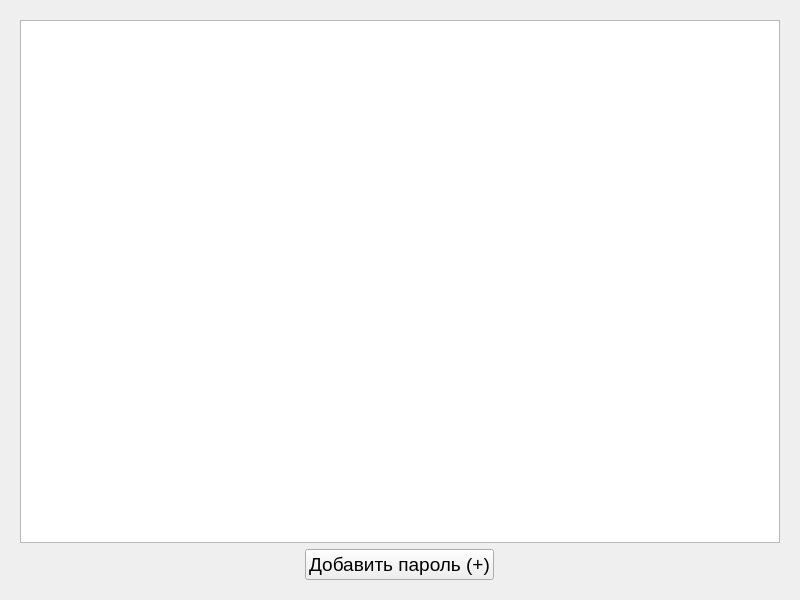
Above: res/ui/passwordsManagerForm.ui from Aredking/Password-Manager before the change. Below: the same form after it.
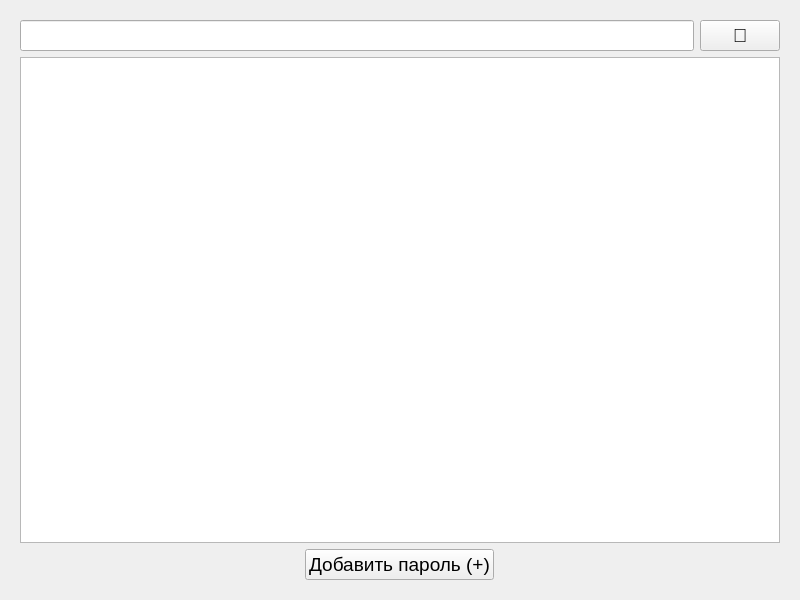
That is the form after the change.

Patch:
```diff
--- a/res/ui/passwordsManagerForm.ui
+++ b/res/ui/passwordsManagerForm.ui
@@ -27,7 +27,37 @@
     <number>20</number>
    </property>
    <item>
-    <widget class="QTableView" name="passwordsTable"/>
+    <layout class="QHBoxLayout" name="horizontalLayout_2">
+     <item>
+      <widget class="QLineEdit" name="queryEdit">
+       <property name="font">
+        <font>
+         <family>Arial</family>
+         <pointsize>14</pointsize>
+        </font>
+       </property>
+       <property name="focusPolicy">
+        <enum>Qt::ClickFocus</enum>
+       </property>
+      </widget>
+     </item>
+     <item>
+      <widget class="QPushButton" name="queryButton">
+       <property name="font">
+        <font>
+         <family>Arial</family>
+         <pointsize>14</pointsize>
+        </font>
+       </property>
+       <property name="text">
+        <string>🔎</string>
+       </property>
+      </widget>
+     </item>
+    </layout>
+   </item>
+   <item>
+    <widget class="QTableWidget" name="passwordsTable"/>
    </item>
    <item>
     <layout class="QHBoxLayout" name="horizontalLayout" stretch="0">
```
